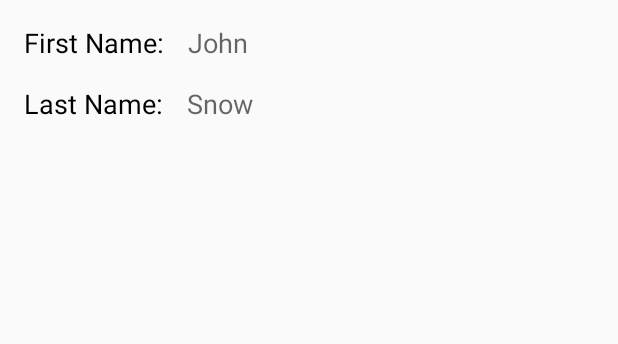
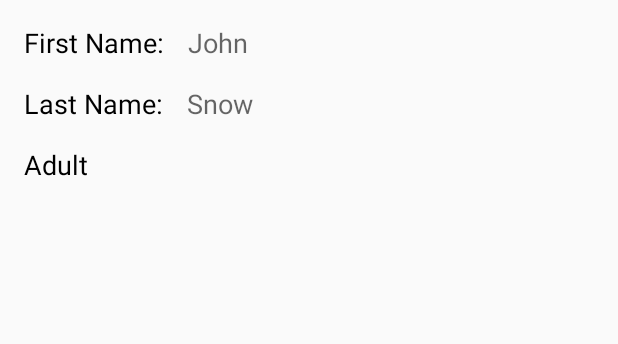
Before and after one commit to iMeePwni/Jetpack, an Android app: the layout activity_data_binding.xml on its own in the app's theme, with its tools: preview values and no code run, on a phone screen of 412 x 824 dp. Shown: the top 344 px of the screen. Run offline under Robolectric (Android 15) with nearby library versions, the phone set to English and light mode, and no system bars.

Commit message:
add additional test; add user repository;

```diff
--- a/app/src/main/java/com/imeepwni/jetpack/data/User.kt
+++ b/app/src/main/java/com/imeepwni/jetpack/data/User.kt
@@ -6,5 +6,6 @@ package com.imeepwni.jetpack.data
  */
 data class User(
     val firstName: String,
-    val lastName: String
+    val lastName: String,
+    var isAdult: Boolean = false
 )
--- a/app/src/main/java/com/imeepwni/jetpack/function/data_binding/DataBindingActivity.kt
+++ b/app/src/main/java/com/imeepwni/jetpack/function/data_binding/DataBindingActivity.kt
@@ -20,6 +20,9 @@ class DataBindingActivity : BaseActivity() {
         val binding = DataBindingUtil.setContentView<ActivityDataBindingBinding>(this, R.layout.activity_data_binding)
 
         with(binding) {
+            users = UserRepository.getRandomUsers()
+            // TODO remove, only for test
+            toast(users.toString())
             user = User(firstName = "JoJo", lastName = "Lee")
             handlers = object : MyHandler {
                 override fun onToastUserDetailClick() {
--- a/app/src/main/res/layout/activity_data_binding.xml
+++ b/app/src/main/res/layout/activity_data_binding.xml
@@ -5,9 +5,19 @@
 
     <data>
 
+        <import type="java.util.List" />
+
+        <import type="com.imeepwni.jetpack.data.User" />
+
+        <import type="android.view.View" />
+
         <variable
             name="user"
             type="com.imeepwni.jetpack.data.User" />
+
+        <variable
+            name="users"
+            type="List&lt;User>" />
 
         <variable
             name="handlers"
@@ -65,6 +75,18 @@
             app:layout_constraintTop_toTopOf="@+id/tv_label_last_name"
             tools:text="Snow" />
 
+        <TextView
+            android:id="@+id/tv_adult"
+            style="@style/TextAppearance.AppCompat.Medium"
+            android:layout_width="wrap_content"
+            android:layout_height="wrap_content"
+            android:layout_marginTop="16dp"
+            android:text="@string/adult"
+            android:textColor="@android:color/black"
+            android:visibility="@{user.isAdult ? View.VISIBLE : View.GONE}"
+            app:layout_constraintStart_toStartOf="@+id/tv_label_last_name"
+            app:layout_constraintTop_toBottomOf="@+id/tv_label_last_name" />
+
         <Button
             android:id="@+id/btn_toast_user_detail"
             style="@style/Widget.AppCompat.Button.Colored"
```
Also changed, not shown: app/src/main/java/com/imeepwni/jetpack/function/data_binding/UserRepository.kt (added, +29 -0 lines), app/src/main/res/values/strings.xml (+16 -0 lines), 1 other file.
